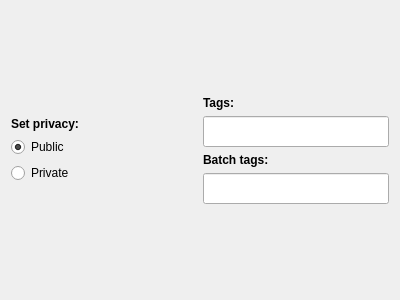
Before: the Qt Designer form tagwidget.ui in reveur12/imageshack-uploader, drawn with Qt 5.
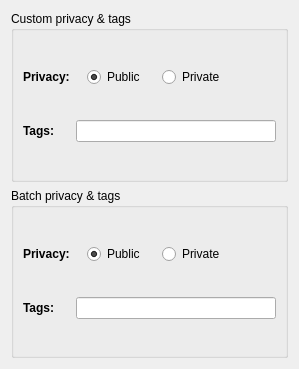
After: the same form once the commit is applied.

Commit message: Tag widget redesign. Now using another way of getting video preview.

Patch:
```diff
--- a/tagwidget.ui
+++ b/tagwidget.ui
@@ -6,55 +6,42 @@
    <rect>
     <x>0</x>
     <y>0</y>
-    <width>400</width>
-    <height>300</height>
+    <width>299</width>
+    <height>369</height>
    </rect>
   </property>
   <property name="windowTitle">
    <string notr="true">Form</string>
   </property>
+  <layout class="QVBoxLayout" name="verticalLayout">
+   <item>
+    <widget class="QGroupBox" name="groupBox">
+     <property name="title">
+      <string>Custom privacy &amp;&amp; tags</string>
+     </property>
+     <layout class="QGridLayout" name="gridLayout_2">
+      <item row="0" column="0">
+       <widget class="QLabel" name="label">
+        <property name="sizePolicy">
+         <sizepolicy hsizetype="Preferred" vsizetype="Maximum">
+          <horstretch>0</horstretch>
+          <verstretch>0</verstretch>
+         </sizepolicy>
+        </property>
+        <property name="text">
+         <string>&lt;b&gt;Privacy:&lt;/b&gt;</string>
+        </property>
+       </widget>
+      </item>
+      <item row="0" column="1">
   <layout class="QHBoxLayout" name="horizontalLayout">
    <item>
-    <layout class="QVBoxLayout" name="verticalLayout_9">
-     <item>
-      <spacer name="verticalSpacer_2">
-       <property name="orientation">
-        <enum>Qt::Vertical</enum>
-       </property>
-       <property name="sizeHint" stdset="0">
-        <size>
-         <width>20</width>
-         <height>40</height>
-        </size>
-       </property>
-      </spacer>
-     </item>
-     <item>
-      <widget class="QLabel" name="label_11">
-       <property name="sizePolicy">
-        <sizepolicy hsizetype="Preferred" vsizetype="Maximum">
-         <horstretch>0</horstretch>
-         <verstretch>0</verstretch>
-        </sizepolicy>
-       </property>
-       <property name="font">
-        <font>
-         <pointsize>9</pointsize>
-         <weight>75</weight>
-         <bold>true</bold>
-        </font>
-       </property>
-       <property name="text">
-        <string>Set privacy:</string>
-       </property>
-      </widget>
-     </item>
-     <item>
       <widget class="QRadioButton" name="privacyPublic">
-       <property name="font">
-        <font>
-         <pointsize>9</pointsize>
-        </font>
+          <property name="sizePolicy">
+           <sizepolicy hsizetype="Maximum" vsizetype="Fixed">
+            <horstretch>0</horstretch>
+            <verstretch>0</verstretch>
+           </sizepolicy>
        </property>
        <property name="text">
         <string>Public</string>
@@ -66,10 +53,11 @@
      </item>
      <item>
       <widget class="QRadioButton" name="privacyPrivate">
-       <property name="font">
-        <font>
-         <pointsize>9</pointsize>
-        </font>
+          <property name="sizePolicy">
+           <sizepolicy hsizetype="Maximum" vsizetype="Fixed">
+            <horstretch>0</horstretch>
+            <verstretch>0</verstretch>
+           </sizepolicy>
        </property>
        <property name="text">
         <string>Private</string>
@@ -77,107 +65,124 @@
       </widget>
      </item>
      <item>
-      <spacer name="verticalSpacer">
+         <spacer name="horizontalSpacer">
        <property name="orientation">
-        <enum>Qt::Vertical</enum>
-       </property>
+           <enum>Qt::Horizontal</enum>
+          </property>
+          <property name="sizeType">
+           <enum>QSizePolicy::Preferred</enum>
+          </property>
        <property name="sizeHint" stdset="0">
         <size>
-         <width>20</width>
-         <height>40</height>
+            <width>40</width>
+            <height>20</height>
         </size>
        </property>
       </spacer>
      </item>
     </layout>
    </item>
-   <item>
-    <layout class="QVBoxLayout" name="verticalLayout_10">
-     <item>
-      <spacer name="verticalSpacer_3">
-       <property name="orientation">
-        <enum>Qt::Vertical</enum>
-       </property>
-       <property name="sizeHint" stdset="0">
-        <size>
-         <width>20</width>
-         <height>40</height>
-        </size>
-       </property>
-      </spacer>
-     </item>
-     <item>
-      <widget class="QLabel" name="label_12">
-       <property name="font">
-        <font>
-         <pointsize>9</pointsize>
-         <weight>75</weight>
-         <bold>true</bold>
-        </font>
-       </property>
+      <item row="1" column="0">
+       <widget class="QLabel" name="label_2">
        <property name="text">
-        <string>Tags:</string>
+         <string>&lt;b&gt;Tags:&lt;/b&gt;</string>
        </property>
       </widget>
      </item>
+      <item row="1" column="1">
+       <widget class="QLineEdit" name="tags"/>
+      </item>
+     </layout>
+    </widget>
+   </item>
      <item>
-      <widget class="QLineEdit" name="tags">
+    <widget class="QGroupBox" name="groupBox_2">
+     <property name="title">
+      <string>Batch privacy &amp;&amp; tags</string>
+     </property>
+     <layout class="QGridLayout" name="gridLayout_3">
+      <item row="0" column="0">
+       <widget class="QLabel" name="label_3">
        <property name="sizePolicy">
-        <sizepolicy hsizetype="Minimum" vsizetype="Fixed">
+         <sizepolicy hsizetype="Preferred" vsizetype="Maximum">
          <horstretch>0</horstretch>
          <verstretch>0</verstretch>
         </sizepolicy>
        </property>
-       <property name="font">
-        <font>
-         <pointsize>14</pointsize>
-        </font>
+        <property name="text">
+         <string>&lt;!DOCTYPE HTML PUBLIC &quot;-//W3C//DTD HTML 4.0//EN&quot; &quot;http://www.w3.org/TR/REC-html40/strict.dtd&quot;&gt;
+&lt;html&gt;&lt;head&gt;&lt;meta name=&quot;qrichtext&quot; content=&quot;1&quot; /&gt;&lt;style type=&quot;text/css&quot;&gt;
+p, li { white-space: pre-wrap; }
+&lt;/style&gt;&lt;/head&gt;&lt;body style=&quot; font-family:'Sans Serif'; font-size:9pt; font-weight:400; font-style:normal;&quot;&gt;
+&lt;p style=&quot; margin-top:0px; margin-bottom:0px; margin-left:0px; margin-right:0px; -qt-block-indent:0; text-indent:0px;&quot;&gt;&lt;span style=&quot; font-weight:600;&quot;&gt;Privacy:&lt;/span&gt;&lt;/p&gt;&lt;/body&gt;&lt;/html&gt;</string>
        </property>
       </widget>
      </item>
+      <item row="0" column="1">
+       <layout class="QHBoxLayout" name="horizontalLayout_3">
      <item>
-      <widget class="QLabel" name="label_13">
-       <property name="font">
-        <font>
-         <pointsize>9</pointsize>
-         <weight>75</weight>
-         <bold>true</bold>
-        </font>
+         <widget class="QRadioButton" name="bPrivacyPublic">
+          <property name="sizePolicy">
+           <sizepolicy hsizetype="Maximum" vsizetype="Fixed">
+            <horstretch>0</horstretch>
+            <verstretch>0</verstretch>
+           </sizepolicy>
        </property>
        <property name="text">
-        <string>Batch tags:</string>
-       </property>
+           <string>Public</string>
+          </property>
+          <property name="checked">
+           <bool>true</bool>
+          </property>
       </widget>
      </item>
      <item>
-      <widget class="QLineEdit" name="batchTags">
+         <widget class="QRadioButton" name="bPrivacyPrivate">
        <property name="sizePolicy">
-        <sizepolicy hsizetype="Minimum" vsizetype="Fixed">
+           <sizepolicy hsizetype="Maximum" vsizetype="Fixed">
          <horstretch>0</horstretch>
          <verstretch>0</verstretch>
         </sizepolicy>
        </property>
-       <property name="font">
-        <font>
-         <pointsize>14</pointsize>
-        </font>
+          <property name="text">
+           <string>Private</string>
        </property>
       </widget>
      </item>
      <item>
-      <spacer name="verticalSpacer_4">
+         <spacer name="horizontalSpacer_2">
        <property name="orientation">
-        <enum>Qt::Vertical</enum>
-       </property>
+           <enum>Qt::Horizontal</enum>
+          </property>
+          <property name="sizeType">
+           <enum>QSizePolicy::Minimum</enum>
+          </property>
        <property name="sizeHint" stdset="0">
         <size>
-         <width>20</width>
-         <height>40</height>
+            <width>40</width>
+            <height>20</height>
         </size>
        </property>
       </spacer>
      </item>
     </layout>
+      </item>
+      <item row="1" column="0">
+       <widget class="QLabel" name="label_4">
+        <property name="text">
+         <string>&lt;!DOCTYPE HTML PUBLIC &quot;-//W3C//DTD HTML 4.0//EN&quot; &quot;http://www.w3.org/TR/REC-html40/strict.dtd&quot;&gt;
+&lt;html&gt;&lt;head&gt;&lt;meta name=&quot;qrichtext&quot; content=&quot;1&quot; /&gt;&lt;style type=&quot;text/css&quot;&gt;
+p, li { white-space: pre-wrap; }
+&lt;/style&gt;&lt;/head&gt;&lt;body style=&quot; font-family:'Sans Serif'; font-size:9pt; font-weight:400; font-style:normal;&quot;&gt;
+&lt;p style=&quot; margin-top:0px; margin-bottom:0px; margin-left:0px; margin-right:0px; -qt-block-indent:0; text-indent:0px;&quot;&gt;&lt;span style=&quot; font-weight:600;&quot;&gt;Tags:&lt;/span&gt;&lt;/p&gt;&lt;/body&gt;&lt;/html&gt;</string>
+        </property>
+       </widget>
+      </item>
+      <item row="1" column="1">
+       <widget class="QLineEdit" name="batchTags"/>
+      </item>
+     </layout>
+    </widget>
    </item>
   </layout>
  </widget>
```
Left out of the diff: 57 changed lines with no effect on the pictures. Lines whose indentation alone changed are shown as unchanged. The commit also changes 7 other files.
